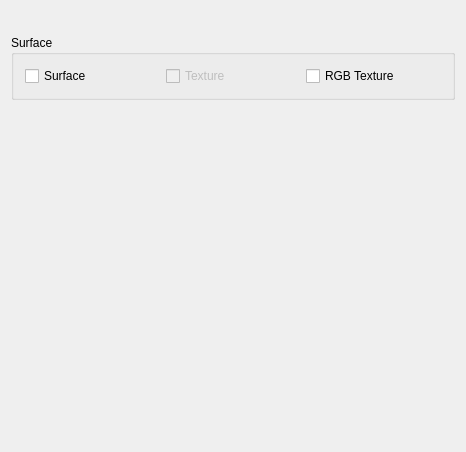
Above: Modules/Bundles/org.mitk.gui.qt.tofutil/src/internal/QmitkToFUtilViewControls.ui from MITK/MITK before the change. Below: the same form after it.
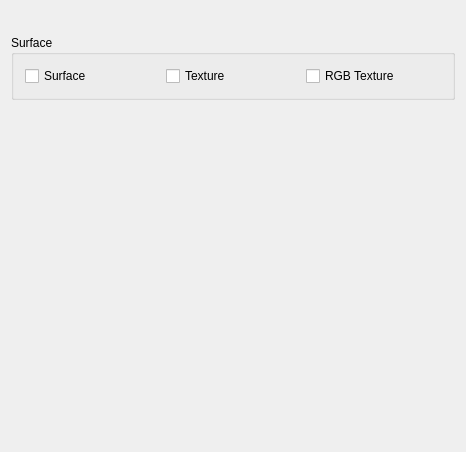
That is the form after the change. Custom widgets are drawn as their Qt base class.

What changed in the file:
```diff
--- a/Modules/Bundles/org.mitk.gui.qt.tofutil/src/internal/QmitkToFUtilViewControls.ui
+++ b/Modules/Bundles/org.mitk.gui.qt.tofutil/src/internal/QmitkToFUtilViewControls.ui
@@ -89,7 +89,7 @@
       <item row="0" column="1">
        <widget class="QCheckBox" name="m_TextureCheckBox">
         <property name="enabled">
-         <bool>false</bool>
+         <bool>true</bool>
         </property>
         <property name="text">
          <string>Texture</string>
```
